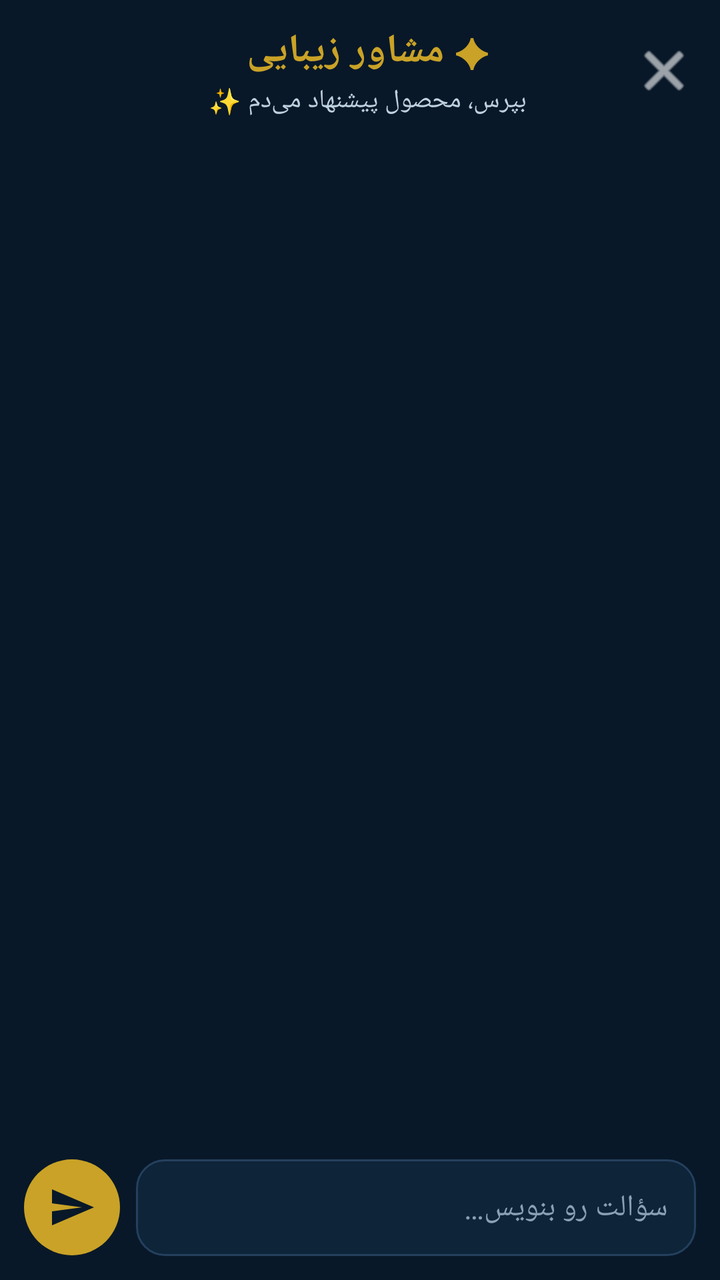
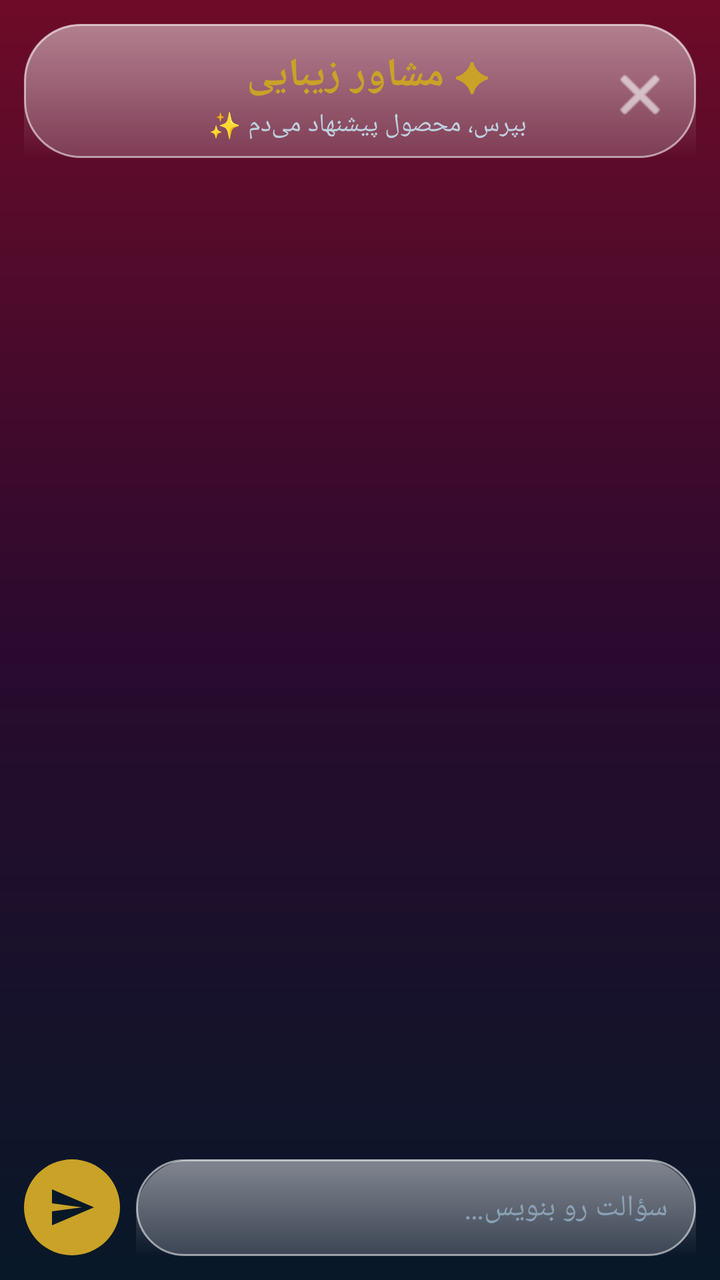

Compare the two renders of this Android layout. The source of the first and the diff that turns it into the second are given below.
<!-- AndroidManifest.xml: application theme Theme.AramisBeauty -->
<!-- res/layout/activity_chat.xml -->
<?xml version="1.0" encoding="utf-8"?>
<LinearLayout xmlns:android="http://schemas.android.com/apk/res/android"
    xmlns:app="http://schemas.android.com/apk/res-auto"
    android:layout_width="match_parent"
    android:layout_height="match_parent"
    android:background="@color/header_top"
    android:layoutDirection="rtl"
    android:orientation="vertical">

    <LinearLayout
        android:layout_width="match_parent"
        android:layout_height="wrap_content"
        android:gravity="center_vertical"
        android:orientation="horizontal"
        android:paddingStart="8dp"
        android:paddingEnd="16dp"
        android:paddingTop="12dp"
        android:paddingBottom="8dp">

        <ImageButton
            android:id="@+id/chat_close"
            android:layout_width="40dp"
            android:layout_height="40dp"
            android:background="@android:color/transparent"
            android:contentDescription="بستن"
            android:src="@android:drawable/ic_menu_close_clear_cancel"
            android:tint="@color/white" />

        <LinearLayout
            android:layout_width="0dp"
            android:layout_height="wrap_content"
            android:layout_weight="1"
            android:gravity="center"
            android:orientation="vertical">

            <TextView
                android:layout_width="wrap_content"
                android:layout_height="wrap_content"
                android:fontFamily="@font/vazirmatn"
                android:text="✦ مشاور زیبایی"
                android:textColor="@color/gold"
                android:textSize="20sp"
                android:textStyle="bold" />

            <TextView
                android:layout_width="wrap_content"
                android:layout_height="wrap_content"
                android:layout_marginTop="2dp"
                android:fontFamily="@font/vazirmatn"
                android:text="بپرس، محصول پیشنهاد می‌دم ✨"
                android:textColor="#BFD0DE"
                android:textSize="13sp" />
        </LinearLayout>

        <View
            android:layout_width="40dp"
            android:layout_height="40dp" />
    </LinearLayout>

    <ScrollView
        android:id="@+id/chat_scroll"
        android:layout_width="match_parent"
        android:layout_height="0dp"
        android:layout_weight="1"
        android:fillViewport="true">

        <LinearLayout
            android:id="@+id/chat_messages"
            android:layout_width="match_parent"
            android:layout_height="wrap_content"
            android:layoutDirection="rtl"
            android:orientation="vertical"
            android:paddingStart="16dp"
            android:paddingEnd="16dp"
            android:paddingTop="8dp"
            android:paddingBottom="8dp" />
    </ScrollView>

    <HorizontalScrollView
        android:id="@+id/chat_chips_scroll"
        android:layout_width="match_parent"
        android:layout_height="wrap_content"
        android:scrollbars="none">

        <LinearLayout
            android:id="@+id/chat_chips"
            android:layout_width="wrap_content"
            android:layout_height="wrap_content"
            android:layoutDirection="rtl"
            android:orientation="horizontal"
            android:paddingStart="16dp"
            android:paddingEnd="16dp"
            android:paddingTop="4dp"
            android:paddingBottom="8dp" />
    </HorizontalScrollView>

    <LinearLayout
        android:layout_width="match_parent"
        android:layout_height="wrap_content"
        android:gravity="center_vertical"
        android:orientation="horizontal"
        android:paddingStart="12dp"
        android:paddingEnd="12dp"
        android:paddingTop="4dp"
        android:paddingBottom="12dp">

        <EditText
            android:id="@+id/chat_input"
            android:layout_width="0dp"
            android:layout_height="wrap_content"
            android:layout_weight="1"
            android:background="@drawable/quiz_option_default"
            android:fontFamily="@font/vazirmatn"
            android:hint="سؤالت رو بنویس…"
            android:imeOptions="actionSend"
            android:inputType="text"
            android:maxLines="4"
            android:padding="14dp"
            android:textColor="@color/white"
            android:textColorHint="#8AA0B5"
            android:textSize="15sp" />

        <ImageButton
            android:id="@+id/chat_send"
            android:layout_width="48dp"
            android:layout_height="48dp"
            android:layout_marginStart="8dp"
            android:background="@drawable/circle_gold"
            android:contentDescription="ارسال"
            android:padding="12dp"
            android:scaleType="fitCenter"
            android:src="@drawable/ic_send"
            android:tint="@color/header_top" />
    </LinearLayout>
</LinearLayout>
<!-- resources referenced by this layout -->
<resources>
  <color name="gold">#C9A227</color>
  <color name="header_top">#081828</color>
  <color name="white">#FFFFFF</color>
  <!-- drawable circle_gold (drawable) -->
  <?xml version="1.0" encoding="utf-8"?>
  <shape xmlns:android="http://schemas.android.com/apk/res/android"
      android:shape="oval">
      <solid android:color="@color/gold" />
  </shape>
  <!-- drawable ic_send (drawable) -->
  <vector xmlns:android="http://schemas.android.com/apk/res/android"
      android:width="24dp"
      android:height="24dp"
      android:viewportWidth="24"
      android:viewportHeight="24">
      <path
          android:fillColor="#FFFFFF"
          android:pathData="M2.01,21L23,12 2.01,3 2,10l15,2 -15,2z" />
  </vector>
  <!-- drawable quiz_option_default (drawable) -->
  <?xml version="1.0" encoding="utf-8"?>
  <shape xmlns:android="http://schemas.android.com/apk/res/android"
      android:shape="rectangle">
      <solid android:color="@color/quiz_option_fill" />
      <stroke
          android:width="1dp"
          android:color="@color/quiz_option_border" />
      <corners android:radius="14dp" />
  </shape>
  <style name="Theme.AramisBeauty" parent="Theme.Material3.DayNight.NoActionBar">
          <item name="colorPrimary">@color/burgundy</item>
          <item name="colorPrimaryDark">@color/burgundy_dark</item>
          <item name="colorOnPrimary">@color/white</item>
          <item name="colorSecondary">@color/gold</item>
          <item name="android:windowBackground">@color/white</item>
          <item name="colorSurface">@color/white</item>
      </style>
  <color name="quiz_option_fill">#0E2438</color>
  <color name="quiz_option_border">#24405E</color>
  <color name="burgundy">#6E0B28</color>
  <color name="burgundy_dark">#4A0819</color>
</resources>

<!-- the commit's change to res/layout/activity_chat.xml (unified diff, before → after) -->
@@ -3,13 +3,17 @@
     xmlns:app="http://schemas.android.com/apk/res-auto"
     android:layout_width="match_parent"
     android:layout_height="match_parent"
-    android:background="@color/header_top"
+    android:background="@drawable/glass_bg_gradient"
     android:layoutDirection="rtl"
     android:orientation="vertical">
 
     <LinearLayout
         android:layout_width="match_parent"
         android:layout_height="wrap_content"
+        android:layout_marginStart="12dp"
+        android:layout_marginEnd="12dp"
+        android:layout_marginTop="12dp"
+        android:background="@drawable/glass_pill"
         android:gravity="center_vertical"
         android:orientation="horizontal"
         android:paddingStart="8dp"
@@ -109,7 +113,7 @@
             android:layout_width="0dp"
             android:layout_height="wrap_content"
             android:layout_weight="1"
-            android:background="@drawable/quiz_option_default"
+            android:background="@drawable/glass_pill"
             android:fontFamily="@font/vazirmatn"
             android:hint="سؤالت رو بنویس…"
             android:imeOptions="actionSend"
<!-- resource entries referenced after the edit -->
@@ -9,6 +9,42 @@
       android:shape="oval">
       <solid android:color="@color/gold" />
   </shape>
+  <!-- drawable glass_bg_gradient (drawable) -->
+  <?xml version="1.0" encoding="utf-8"?>
+  <shape xmlns:android="http://schemas.android.com/apk/res/android"
+      android:shape="rectangle">
+      <gradient
+          android:angle="270"
+          android:centerColor="#2A0A2E"
+          android:endColor="#081828"
+          android:startColor="#6E0B28"
+          android:type="linear" />
+  </shape>
+  <!-- drawable glass_pill (drawable) -->
+  <?xml version="1.0" encoding="utf-8"?>
+  <layer-list xmlns:android="http://schemas.android.com/apk/res/android">
+      <item>
+          <shape android:shape="rectangle">
+              <solid android:color="#33FFFFFF" />
+              <stroke
+                  android:width="1dp"
+                  android:color="#8CFFFFFF" />
+              <corners android:radius="28dp" />
+          </shape>
+      </item>
+      <item android:bottom="55%">
+          <shape android:shape="rectangle">
+              <gradient
+                  android:angle="270"
+                  android:endColor="#00FFFFFF"
+                  android:startColor="#59FFFFFF"
+                  android:type="linear" />
+              <corners
+                  android:topLeftRadius="28dp"
+                  android:topRightRadius="28dp" />
+          </shape>
+      </item>
+  </layer-list>
   <!-- drawable ic_send (drawable) -->
   <vector xmlns:android="http://schemas.android.com/apk/res/android"
       android:width="24dp"
@@ -19,16 +55,6 @@
           android:fillColor="#FFFFFF"
           android:pathData="M2.01,21L23,12 2.01,3 2,10l15,2 -15,2z" />
   </vector>
-  <!-- drawable quiz_option_default (drawable) -->
-  <?xml version="1.0" encoding="utf-8"?>
-  <shape xmlns:android="http://schemas.android.com/apk/res/android"
-      android:shape="rectangle">
-      <solid android:color="@color/quiz_option_fill" />
-      <stroke
-          android:width="1dp"
-          android:color="@color/quiz_option_border" />
-      <corners android:radius="14dp" />
-  </shape>
   <style name="Theme.AramisBeauty" parent="Theme.Material3.DayNight.NoActionBar">
           <item name="colorPrimary">@color/burgundy</item>
           <item name="colorPrimaryDark">@color/burgundy_dark</item>
@@ -37,8 +63,6 @@
           <item name="android:windowBackground">@color/white</item>
           <item name="colorSurface">@color/white</item>
       </style>
-  <color name="quiz_option_fill">#0E2438</color>
-  <color name="quiz_option_border">#24405E</color>
   <color name="burgundy">#6E0B28</color>
   <color name="burgundy_dark">#4A0819</color>
 </resources>
